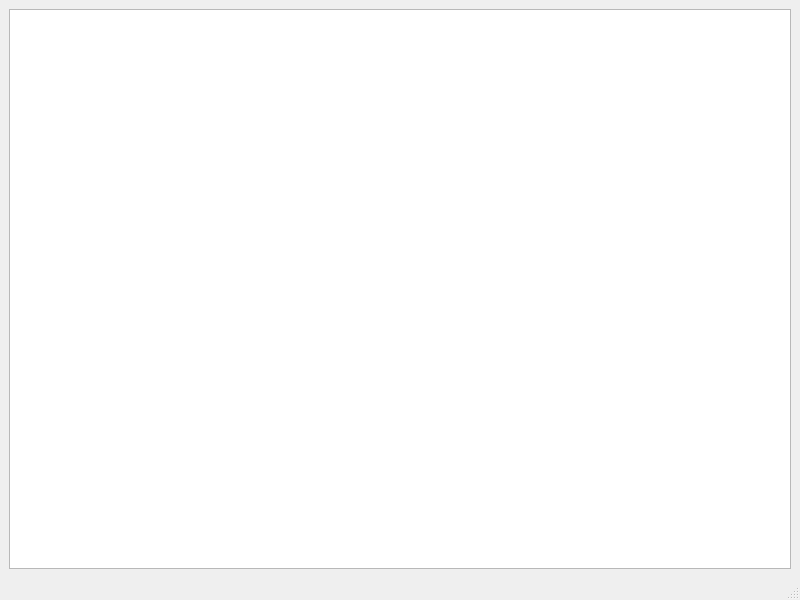
W3STi/Chess2.0, file Monster/mainwindow.ui: the form before one commit.
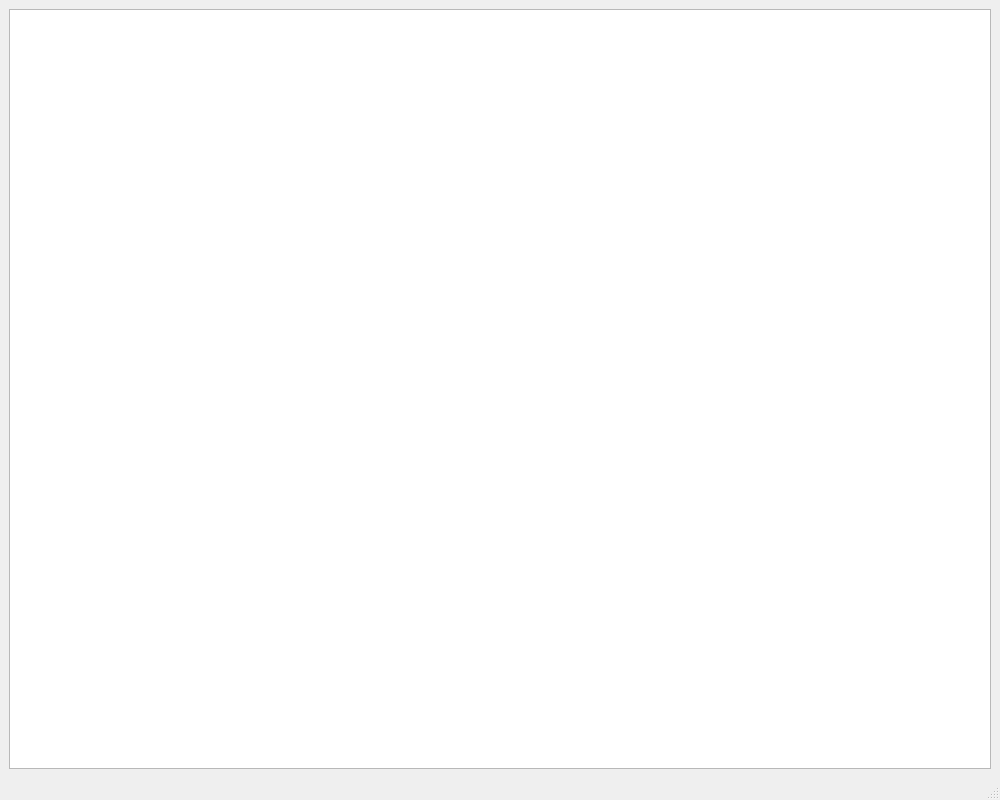
The form after the commit.

Diff of the .ui file:
```diff
--- a/Monster/mainwindow.ui
+++ b/Monster/mainwindow.ui
@@ -6,8 +6,8 @@
    <rect>
     <x>0</x>
     <y>0</y>
-    <width>800</width>
-    <height>600</height>
+    <width>1000</width>
+    <height>800</height>
    </rect>
   </property>
   <property name="windowTitle">
```
Left out of the diff: 4 changed lines with no effect on the pictures.
